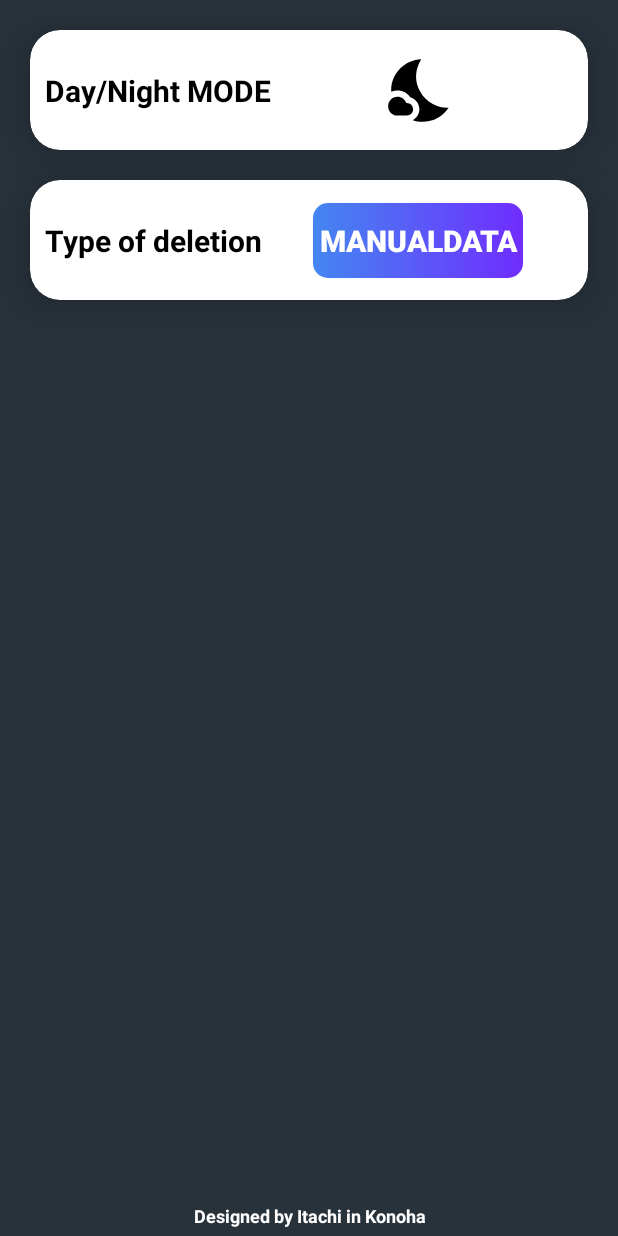
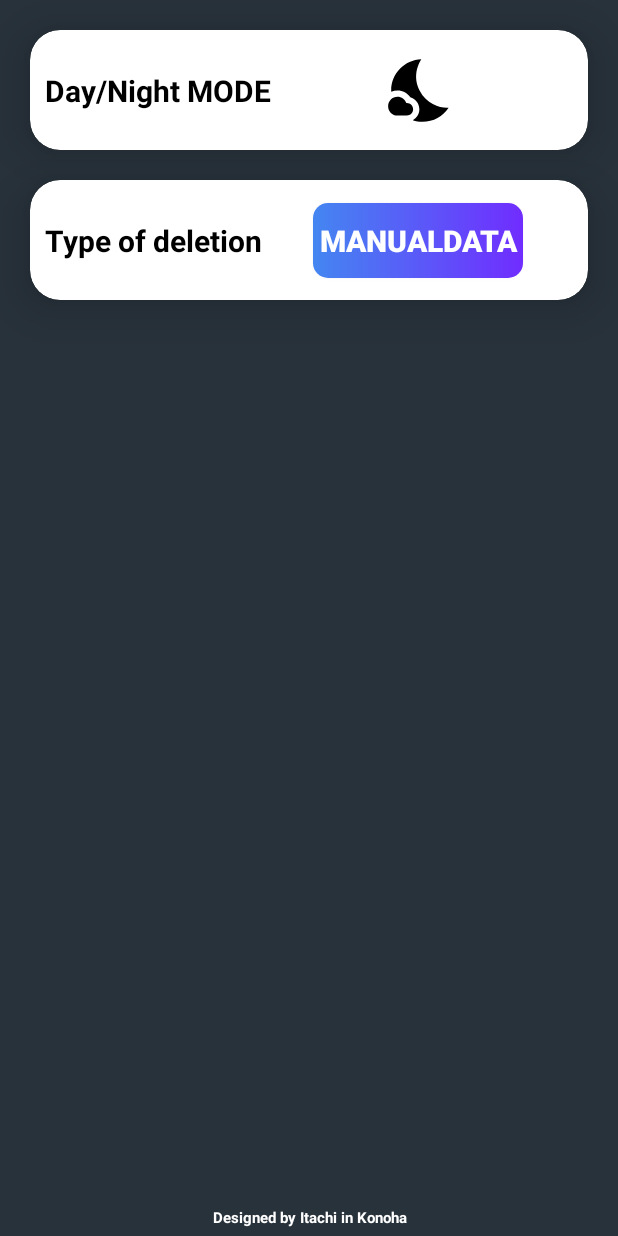
Before and after one commit to TheAlisher/BoredApp, an Android app: the fragment SettingsFragment shown on its own in the app's theme, on a phone screen of 412 x 824 dp. Run offline under Robolectric (Android 15) with nearby library versions, the phone set to English and light mode, and no system bars.

Commit message:
minor changes in fragment_settings.xml

```diff
--- a/app/src/main/res/layout/fragment_settings.xml
+++ b/app/src/main/res/layout/fragment_settings.xml
@@ -87,7 +87,7 @@
         android:textAlignment="center"
         android:layout_margin="5dp"
         android:textColor="@color/White"
-        android:textSize="12sp"
+        android:textSize="10sp"
         android:textStyle="bold"
         app:layout_constraintBottom_toBottomOf="parent" />
 
```
